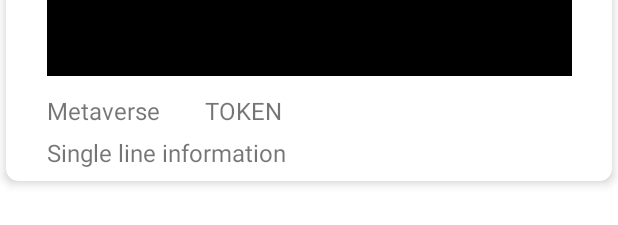
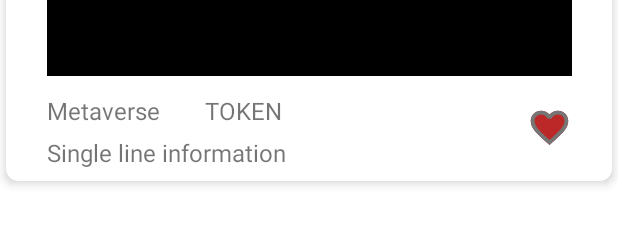
Before and after one commit to recfr/Meta-Republic, an Android app: the layout adapter_item_metaverse.xml on its own in the app's theme, with its tools: preview values and no code run, on a phone screen of 412 x 824 dp. Shown: the part 245-470 px from the top of the screen. Run offline under Robolectric (Android 15) with nearby library versions, the light colour scheme and no system bars; network calls fail.

Commit message:
isFavorite: Boolean added

```diff
--- a/app/src/main/java/com/retrolabs/metarepublic/data/model/database/FavoriteMetaEntity.kt
+++ b/app/src/main/java/com/retrolabs/metarepublic/data/model/database/FavoriteMetaEntity.kt
@@ -18,5 +18,7 @@
     @ColumnInfo(name = "meta_media")
     val metaMedia: String?,
     @ColumnInfo(name = "meta_info")
-    val metaInfo: String?
+    val metaInfo: String?,
+    @ColumnInfo(name = "is_favorite")
+    val isFavorite: Boolean? = false
 )
--- a/app/src/main/java/com/retrolabs/metarepublic/data/model/database/MetaDetailsEntity.kt
+++ b/app/src/main/java/com/retrolabs/metarepublic/data/model/database/MetaDetailsEntity.kt
@@ -3,7 +3,6 @@
 import androidx.room.ColumnInfo
 import androidx.room.Entity
 import androidx.room.PrimaryKey
-import androidx.room.TypeConverter
 
 @Entity(tableName = "metaverse_table")
 data class MetaDetailsEntity(
@@ -19,5 +18,7 @@
     @ColumnInfo(name = "meta_media")
     val metaMedia: String?,
     @ColumnInfo(name = "meta_info")
-    val metaInfo: String?
+    val metaInfo: String?,
+    @ColumnInfo(name = "is_favorite")
+    val isFavorite: Boolean? = false
 )
--- a/app/src/main/res/drawable/ic_favorite.xml
+++ b/app/src/main/res/drawable/ic_favorite.xml
@@ -1,10 +1,5 @@
-<vector xmlns:android="http://schemas.android.com/apk/res/android"
-    android:width="24dp"
-    android:height="24dp"
-    android:viewportWidth="24"
-    android:viewportHeight="24"
-    android:tint="?attr/colorControlNormal">
-  <path
-      android:fillColor="@android:color/white"
-      android:pathData="M12,21.35l-1.45,-1.32C5.4,15.36 2,12.28 2,8.5 2,5.42 4.42,3 7.5,3c1.74,0 3.41,0.81 4.5,2.09C13.09,3.81 14.76,3 16.5,3 19.58,3 22,5.42 22,8.5c0,3.78 -3.4,6.86 -8.55,11.54L12,21.35z"/>
+<vector android:height="24dp" android:tint="#BC2727"
+    android:viewportHeight="24" android:viewportWidth="24"
+    android:width="24dp" xmlns:android="http://schemas.android.com/apk/res/android">
+    <path android:fillColor="@android:color/white" android:pathData="M12,21.35l-1.45,-1.32C5.4,15.36 2,12.28 2,8.5 2,5.42 4.42,3 7.5,3c1.74,0 3.41,0.81 4.5,2.09C13.09,3.81 14.76,3 16.5,3 19.58,3 22,5.42 22,8.5c0,3.78 -3.4,6.86 -8.55,11.54L12,21.35z"/>
 </vector>
--- /dev/null
+++ b/app/src/main/res/drawable/ic_favorite_border.xml
@@ -0,0 +1,5 @@
+<vector android:height="24dp" android:tint="#757575"
+    android:viewportHeight="24" android:viewportWidth="24"
+    android:width="24dp" xmlns:android="http://schemas.android.com/apk/res/android">
+    <path android:fillColor="@android:color/white" android:pathData="M16.5,3c-1.74,0 -3.41,0.81 -4.5,2.09C10.91,3.81 9.24,3 7.5,3 4.42,3 2,5.42 2,8.5c0,3.78 3.4,6.86 8.55,11.54L12,21.35l1.45,-1.32C18.6,15.36 22,12.28 22,8.5 22,5.42 19.58,3 16.5,3zM12.1,18.55l-0.1,0.1 -0.1,-0.1C7.14,14.24 4,11.39 4,8.5 4,6.5 5.5,5 7.5,5c1.54,0 3.04,0.99 3.57,2.36h1.87C13.46,5.99 14.96,5 16.5,5c2,0 3.5,1.5 3.5,3.5 0,2.89 -3.14,5.74 -7.9,10.05z"/>
+</vector>
--- a/app/src/main/res/layout/adapter_item_metaverse.xml
+++ b/app/src/main/res/layout/adapter_item_metaverse.xml
@@ -47,7 +47,6 @@
                 tools:text="Metaverse" />
 
 
-
             <TextView
 
                 android:id="@+id/textView_token"
@@ -64,20 +63,36 @@
                 tools:text="TOKEN" />
 
             <TextView
-                card_view:layout_constraintStart_toEndOf="@id/imageView_thumbnail"
-                android:paddingBottom="6dp"
-                android:layout_marginTop="6dp"
                 android:id="@+id/textView_info"
                 android:layout_width="wrap_content"
                 android:layout_height="wrap_content"
+                android:layout_marginTop="6dp"
                 android:ellipsize="end"
                 android:maxLines="1"
+                android:paddingBottom="6dp"
                 android:textSize="16sp"
+                card_view:layout_constraintStart_toEndOf="@id/imageView_thumbnail"
                 card_view:layout_constraintStart_toStartOf="@id/textView_metaverse_name"
                 card_view:layout_constraintTop_toBottomOf="@id/textView_metaverse_name"
                 tools:text="Single line information" />
 
+            <ImageView
+                android:id="@+id/imageView_is_favorite"
+                android:layout_width="30dp"
+                android:layout_height="30dp"
+                card_view:layout_constraintBottom_toBottomOf="@+id/textView_info"
+                card_view:layout_constraintEnd_toEndOf="@id/imageView_thumbnail"
+                card_view:layout_constraintTop_toBottomOf="@+id/imageView_thumbnail"
+                tools:srcCompat="@drawable/ic_favorite"/>
 
+            <ImageView
+                android:id="@+id/imageView_is_favorite_border"
+                android:layout_width="30dp"
+                android:layout_height="30dp"
+                card_view:layout_constraintBottom_toBottomOf="@+id/textView_info"
+                card_view:layout_constraintEnd_toEndOf="@id/imageView_thumbnail"
+                card_view:layout_constraintTop_toBottomOf="@+id/imageView_thumbnail"
+                tools:srcCompat="@drawable/ic_favorite_border" />
 
         </androidx.constraintlayout.widget.ConstraintLayout>
     </androidx.cardview.widget.CardView>
```
